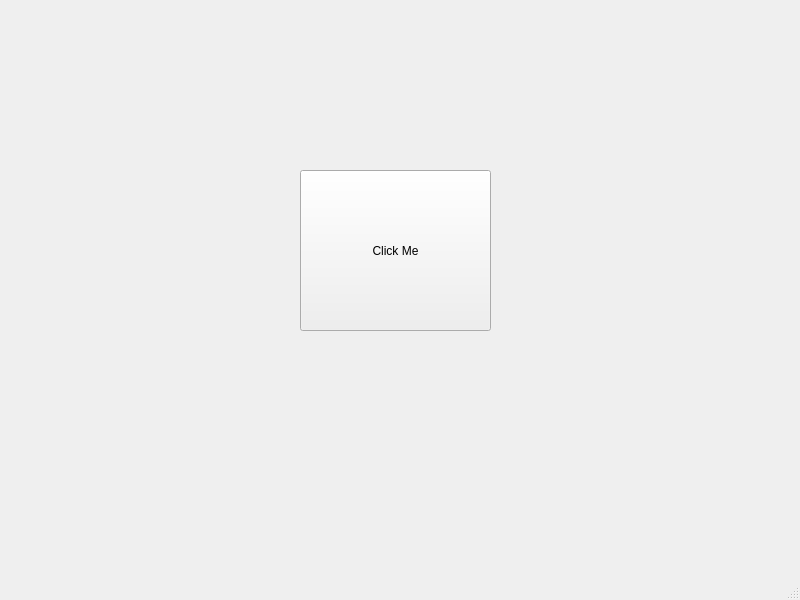
Qt form example/exampleWidgetQt/MainWindow.ui (pnkwafflecakes/TicTacToe) before a commit.
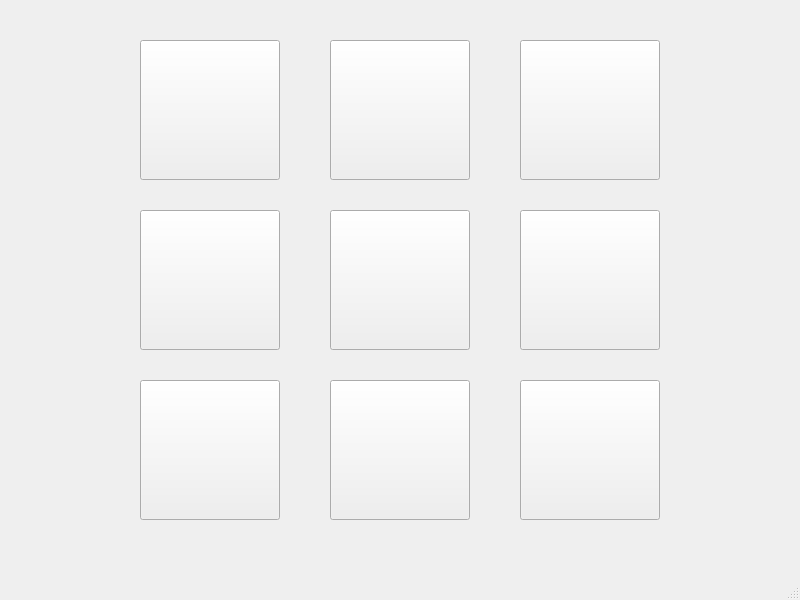
The same form after that commit.

```diff
--- a/example/exampleWidgetQt/MainWindow.ui
+++ b/example/exampleWidgetQt/MainWindow.ui
@@ -10,6 +10,11 @@
     <height>600</height>
    </rect>
   </property>
+  <property name="font">
+   <font>
+    <pointsize>10</pointsize>
+   </font>
+  </property>
   <property name="windowTitle">
    <string>MainWindow</string>
   </property>
@@ -17,14 +22,163 @@
    <widget class="QPushButton" name="pushButton">
     <property name="geometry">
      <rect>
-      <x>300</x>
-      <y>170</y>
-      <width>191</width>
-      <height>161</height>
+      <x>140</x>
+      <y>40</y>
+      <width>140</width>
+      <height>140</height>
      </rect>
     </property>
+    <property name="font">
+     <font>
+      <pointsize>35</pointsize>
+     </font>
+    </property>
     <property name="text">
-     <string>Click Me</string>
+     <string/>
+    </property>
+   </widget>
+   <widget class="QPushButton" name="button2">
+    <property name="geometry">
+     <rect>
+      <x>330</x>
+      <y>40</y>
+      <width>140</width>
+      <height>140</height>
+     </rect>
+    </property>
+    <property name="font">
+     <font>
+      <pointsize>35</pointsize>
+     </font>
+    </property>
+    <property name="text">
+     <string/>
+    </property>
+   </widget>
+   <widget class="QPushButton" name="button5">
+    <property name="geometry">
+     <rect>
+      <x>330</x>
+      <y>210</y>
+      <width>140</width>
+      <height>140</height>
+     </rect>
+    </property>
+    <property name="font">
+     <font>
+      <pointsize>35</pointsize>
+     </font>
+    </property>
+    <property name="text">
+     <string/>
+    </property>
+   </widget>
+   <widget class="QPushButton" name="button9">
+    <property name="geometry">
+     <rect>
+      <x>520</x>
+      <y>380</y>
+      <width>140</width>
+      <height>140</height>
+     </rect>
+    </property>
+    <property name="font">
+     <font>
+      <pointsize>35</pointsize>
+     </font>
+    </property>
+    <property name="text">
+     <string/>
+    </property>
+   </widget>
+   <widget class="QPushButton" name="button7">
+    <property name="geometry">
+     <rect>
+      <x>140</x>
+      <y>380</y>
+      <width>140</width>
+      <height>140</height>
+     </rect>
+    </property>
+    <property name="font">
+     <font>
+      <pointsize>35</pointsize>
+     </font>
+    </property>
+    <property name="text">
+     <string/>
+    </property>
+   </widget>
+   <widget class="QPushButton" name="button8">
+    <property name="geometry">
+     <rect>
+      <x>330</x>
+      <y>380</y>
+      <width>140</width>
+      <height>140</height>
+     </rect>
+    </property>
+    <property name="font">
+     <font>
+      <pointsize>35</pointsize>
+     </font>
+    </property>
+    <property name="text">
+     <string/>
+    </property>
+   </widget>
+   <widget class="QPushButton" name="button6">
+    <property name="geometry">
+     <rect>
+      <x>520</x>
+      <y>210</y>
+      <width>140</width>
+      <height>140</height>
+     </rect>
+    </property>
+    <property name="font">
+     <font>
+      <pointsize>35</pointsize>
+     </font>
+    </property>
+    <property name="text">
+     <string/>
+    </property>
+   </widget>
+   <widget class="QPushButton" name="button4">
+    <property name="geometry">
+     <rect>
+      <x>140</x>
+      <y>210</y>
+      <width>140</width>
+      <height>140</height>
+     </rect>
+    </property>
+    <property name="font">
+     <font>
+      <pointsize>35</pointsize>
+     </font>
+    </property>
+    <property name="text">
+     <string/>
+    </property>
+   </widget>
+   <widget class="QPushButton" name="button3">
+    <property name="geometry">
+     <rect>
+      <x>520</x>
+      <y>40</y>
+      <width>140</width>
+      <height>140</height>
+     </rect>
+    </property>
+    <property name="font">
+     <font>
+      <pointsize>35</pointsize>
+     </font>
+    </property>
+    <property name="text">
+     <string/>
     </property>
    </widget>
   </widget>
```
Left out of the diff: 4 changed lines with no effect on the pictures.
